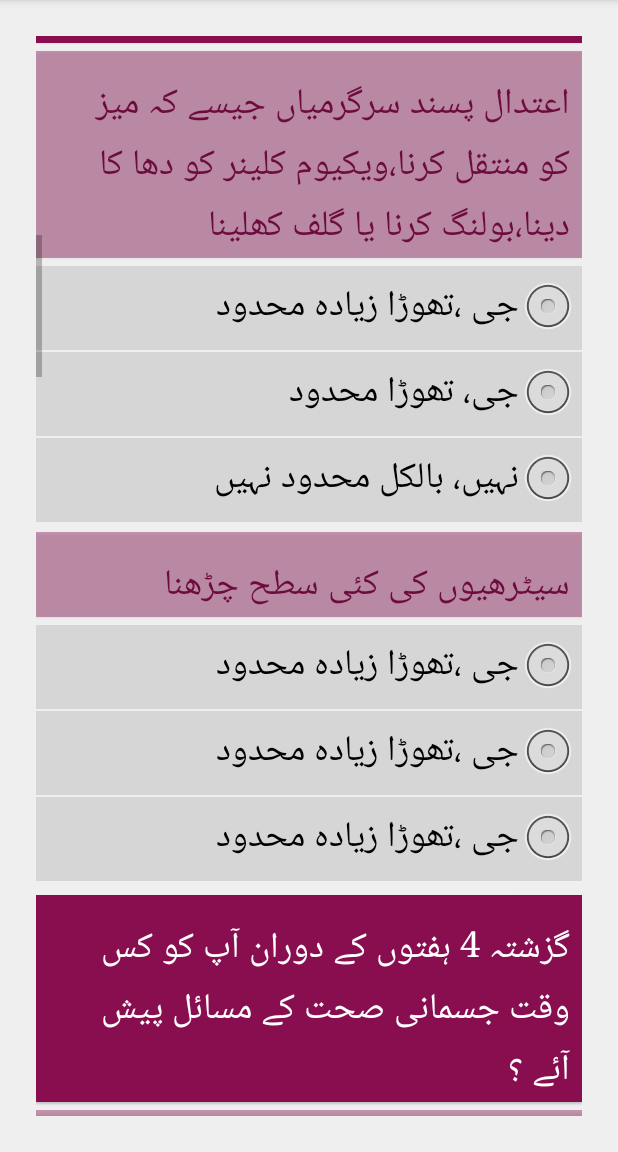
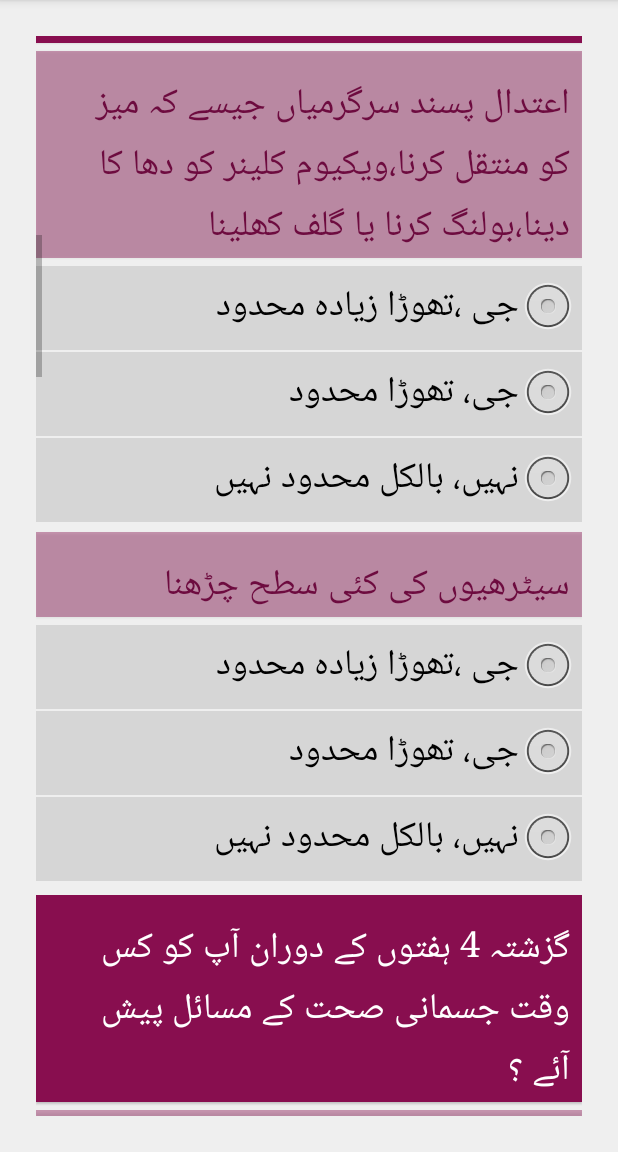
Before and after one commit to shznaqvi/LEAP1-SF-12v2, an Android app: the SectionAActivity screen opened directly, with no data from a screen before it, scrolled down 1074 dp, on a phone screen of 412 x 824 dp, the part 84-1236 px from its top. Run offline under Robolectric (Android 15) with nearby library versions, the phone set to English and light mode, and no system bars; our stand-ins replace ButterKnife; Roboto replaces fonts that are not available here.

Commit message:
layout changes

```diff
--- a/app/src/main/res/layout/activity_section_a.xml
+++ b/app/src/main/res/layout/activity_section_a.xml
@@ -181,14 +181,14 @@
                 android:layout_width="match_parent"
                 android:layout_height="wrap_content"
                 android:layout_marginBottom="1dp"
-                android:text="@string/sf02ba" />
+                android:text="@string/sf02bb" />
 
             <RadioButton
                 android:id="@+id/sf02bc"
                 android:layout_width="match_parent"
                 android:layout_height="wrap_content"
                 android:layout_marginBottom="1dp"
-                android:text="@string/sf02ba" />
+                android:text="@string/sf02bc" />
 
         </RadioGroup>
 
```
Also changed, not shown: 1 other file.
